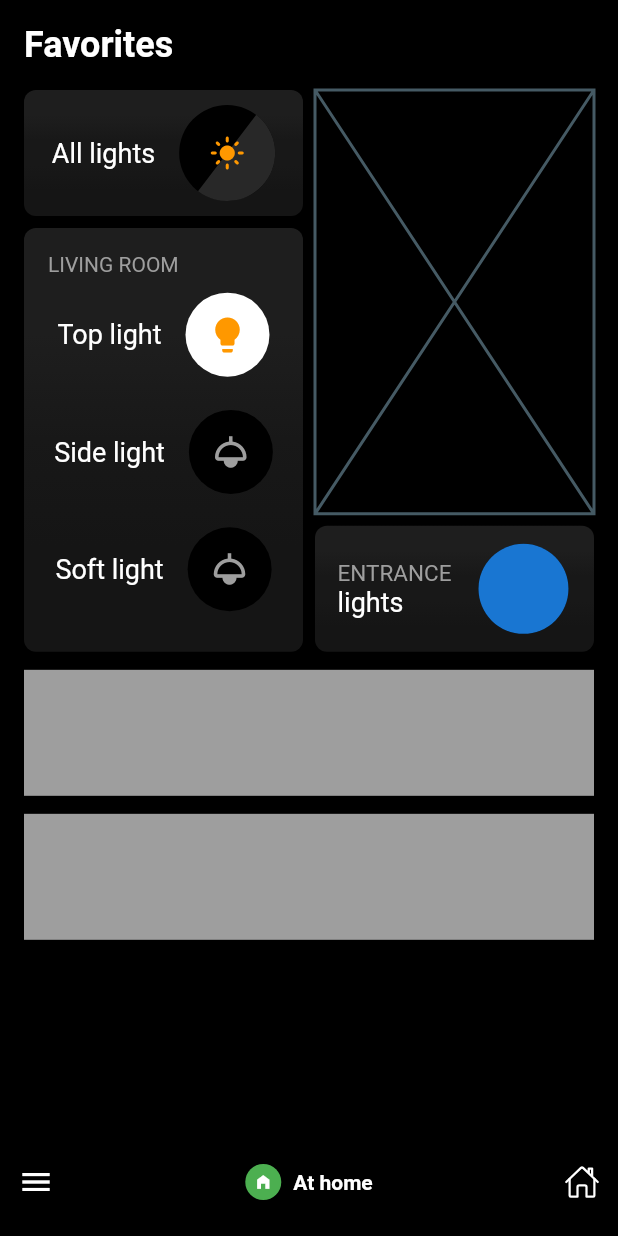
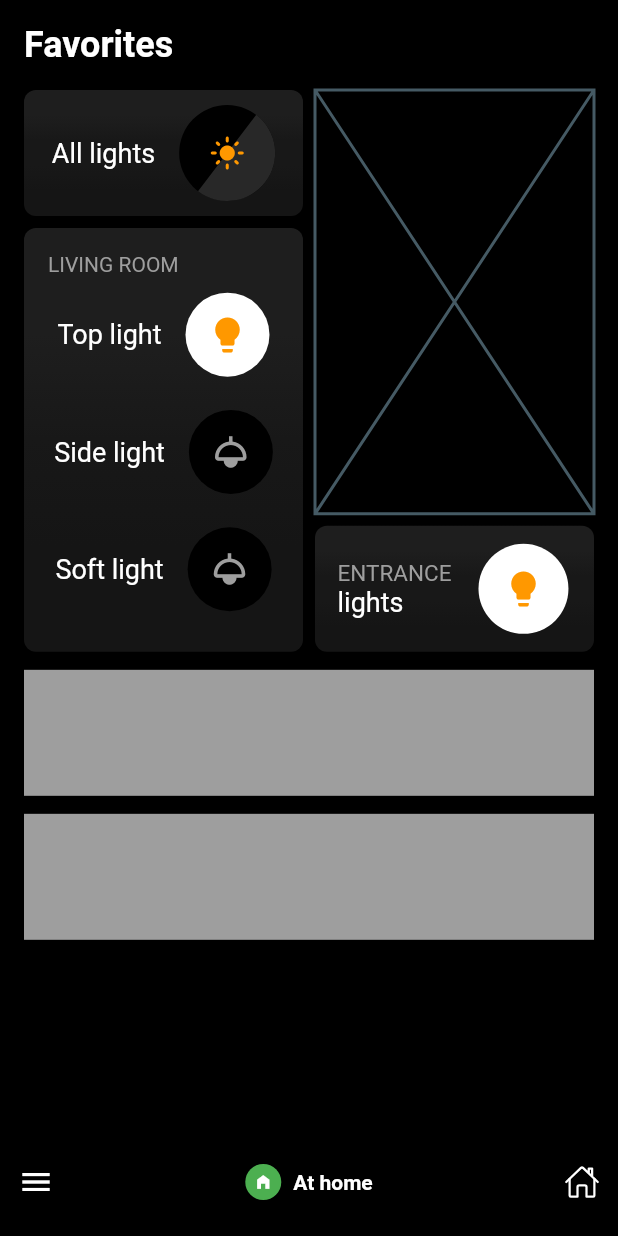
Before and after one commit to JAICHANGPARK/flutter_notebook_chapter_24, a Flutter app: the HomeAssistantMainPage screen opened directly, on a phone screen of 412 x 824 dp. Run offline on Flutter 3.47's test engine with Material 2 defaults, Android fonts, the phone set to English and light mode, and no system bars; our stand-ins replace flutter_riverpod, freezed_annotation, ionicons; missing offline and left inert: crypto_font_icons.

Commit message:
Update home_assistant_main_page.dart

```diff
--- a/lib/ep1361_home_assistant_app/view/home_assistant_main_page.dart
+++ b/lib/ep1361_home_assistant_app/view/home_assistant_main_page.dart
@@ -219,7 +219,7 @@ class _HomeAssistantMainPageState extends State<HomeAssistantMainPage> {
                         ],
                       ),
                     ),
-                    SizedBox(
+                    const SizedBox(
                       width: 8,
                     ),
                     Expanded(
@@ -228,7 +228,7 @@ class _HomeAssistantMainPageState extends State<HomeAssistantMainPage> {
                           const Expanded(
                             child: Placeholder(),
                           ),
-                          SizedBox(
+                          const SizedBox(
                             height: 8,
                           ),
                           Container(
@@ -248,14 +248,14 @@ class _HomeAssistantMainPageState extends State<HomeAssistantMainPage> {
                                 end: Alignment.bottomCenter,
                               ),
                             ),
-                            padding: EdgeInsets.all(12),
+                            padding: const EdgeInsets.all(12),
                             child: Row(
                               mainAxisAlignment: MainAxisAlignment.center,
                               children: [
                                 Column(
                                   mainAxisAlignment: MainAxisAlignment.center,
                                   crossAxisAlignment: CrossAxisAlignment.start,
-                                  children: [
+                                  children: const [
                                     Text(
                                       "ENTRANCE",
                                       style: TextStyle(
@@ -263,7 +263,7 @@ class _HomeAssistantMainPageState extends State<HomeAssistantMainPage> {
                                         fontSize: 15,
                                       ),
                                     ),
-                                    const Text(
+                                    Text(
                                       "lights",
                                       style: TextStyle(
                                         color: Colors.white,
@@ -280,7 +280,11 @@ class _HomeAssistantMainPageState extends State<HomeAssistantMainPage> {
                                     color: Colors.black,
                                     shape: BoxShape.circle,
                                   ),
-                                  child: CircleAvatar(),
+                                  child: CircleAvatar(
+                                    backgroundColor: Colors.white,
+                                    foregroundColor: Colors.orange,
+                                    child: Icon(Icons.lightbulb, size: 28,),
+                                  ),
                                 )
                               ],
                             ),
```
